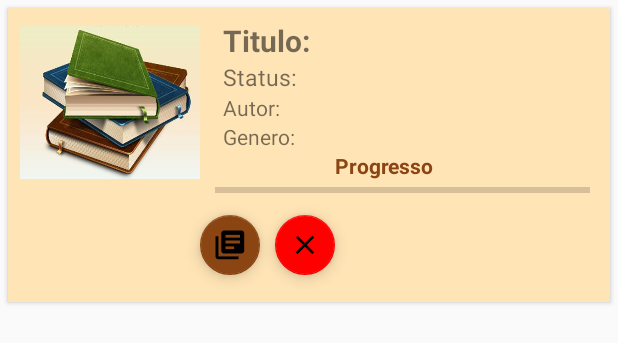
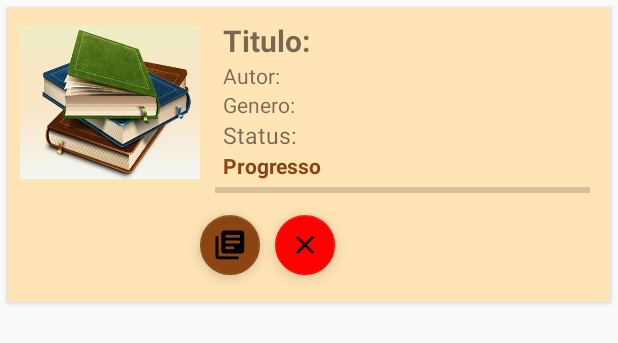
Before and after one commit to PauloRob8/ProjetoFinalPOO, an Android app: the layout rv_item_livros.xml on its own in the app's theme, with its tools: preview values and no code run, on a phone screen of 412 x 824 dp. Shown: the top 343 px of the screen. Run offline under Robolectric (Android 15) with nearby library versions, the phone set to English and light mode, and no system bars.

Commit message:
Novas funcionalidades

```diff
--- a/app/src/main/res/layout/rv_item_livros.xml
+++ b/app/src/main/res/layout/rv_item_livros.xml
@@ -39,7 +39,7 @@
                 android:id="@+id/add_status"
                 android:layout_width="wrap_content"
                 android:layout_height="wrap_content"
-                android:layout_below="@+id/l_titulo"
+                android:layout_below="@+id/rv_genero"
                 android:layout_marginStart="15dp"
                 android:layout_toEndOf="@+id/book_image"
                 android:text="@string/status"
@@ -50,7 +50,7 @@
                 android:id="@+id/rv_autor"
                 android:layout_width="wrap_content"
                 android:layout_height="wrap_content"
-                android:layout_below="@id/add_status"
+                android:layout_below="@id/l_titulo"
                 android:layout_marginStart="15dp"
                 android:layout_toEndOf="@id/book_image"
                 android:text="@string/autor" />
@@ -69,8 +69,8 @@
                 android:id="@+id/progress_text"
                 android:layout_width="wrap_content"
                 android:layout_height="wrap_content"
-                android:layout_below="@id/rv_genero"
-                android:layout_marginStart="90dp"
+                android:layout_below="@id/add_status"
+                android:layout_marginStart="15dp"
                 android:layout_toEndOf="@id/book_image"
                 android:text="Progresso"
                 android:textColor="@color/colorPrimary"
```
Also changed, not shown: app/src/main/java/com/example/paulo_000/readerdiary/Model/Livro.java (+6 -3 lines), app/src/main/java/com/example/paulo_000/readerdiary/Negocios/Fonte.java (+37 -0 lines), app/src/main/java/com/example/paulo_000/readerdiary/UI/LivrosAdapter.java (+6 -1 lines), 64 other files.
